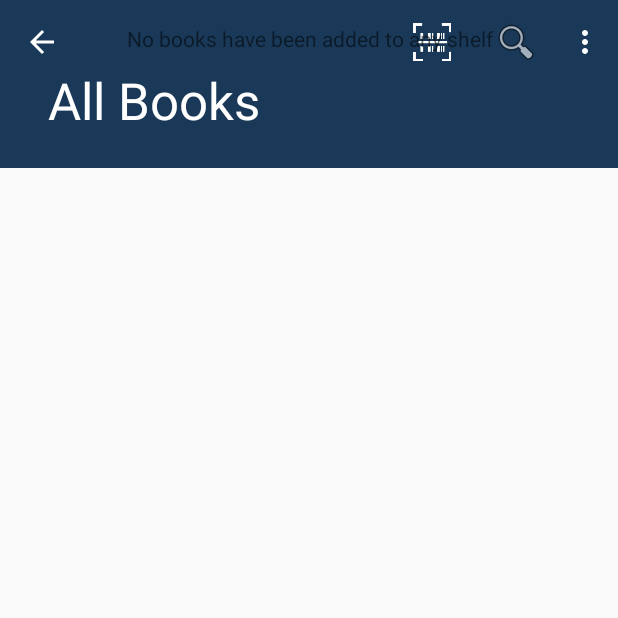
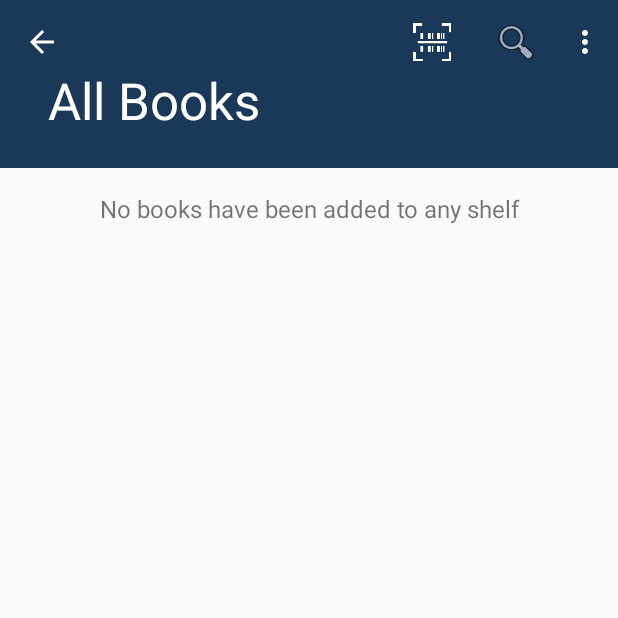
Before and after one commit to doublej89/BookWatch, an Android app: the LocalBookListActivity screen opened directly, with no data from a screen before it, on a phone screen of 412 x 824 dp, the top half of it. Run offline under Robolectric (Android 15) with nearby library versions, the phone set to English and light mode, and no system bars; our stand-ins replace Picasso; libraries missing offline, so code that uses them is left out: com.google.zxing.integration; pictures from the network do not load.

Commit message:
Update activity_localbook_list.xml

```diff
--- a/app/src/main/res/layout/activity_localbook_list.xml
+++ b/app/src/main/res/layout/activity_localbook_list.xml
@@ -52,12 +52,13 @@
         app:layout_anchorGravity="fill"
         android:gravity="center_horizontal"
         android:visibility="gone"
+        android:textSize="16sp"
         android:paddingBottom="@dimen/activity_vertical_margin"
         android:paddingEnd="@dimen/activity_horizontal_margin"
         android:paddingLeft="@dimen/activity_horizontal_margin"
         android:paddingRight="@dimen/activity_horizontal_margin"
         android:paddingStart="@dimen/activity_horizontal_margin"
-        android:paddingTop="@dimen/activity_vertical_margin"
+        android:paddingTop="128sp"
          />
 
 </android.support.design.widget.CoordinatorLayout>
```
